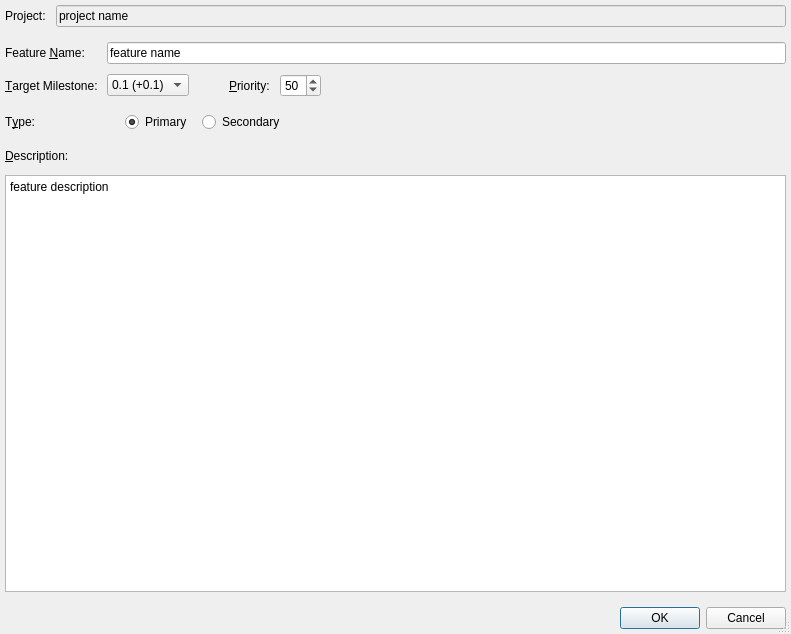
The window that forms/roadmap_add_feature.ui (skriticos/nelia1) describes before a commit, drawn with Qt 5.
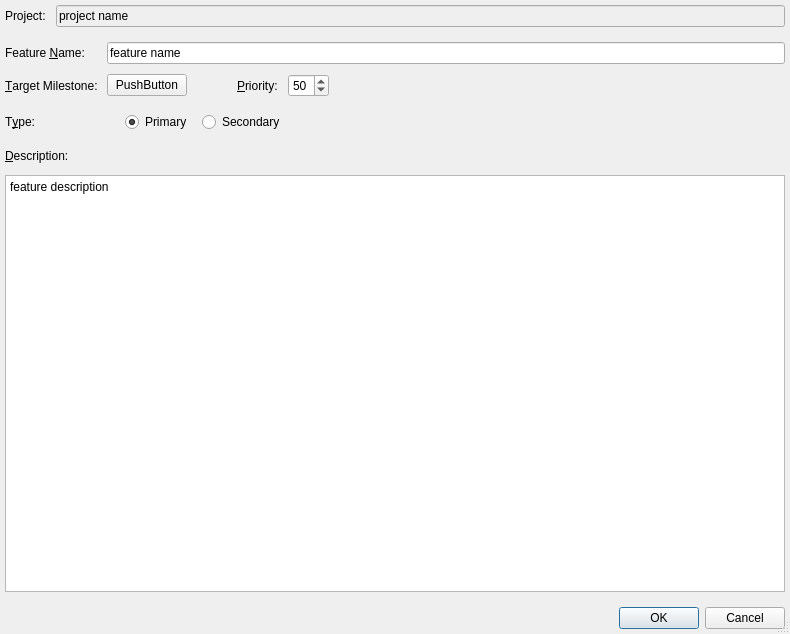
The same window after the commit.

Commit message: added version button to add feature widget

The edit to the form file:
```diff
--- a/forms/roadmap_add_feature.ui
+++ b/forms/roadmap_add_feature.ui
@@ -6,7 +6,7 @@
    <rect>
     <x>0</x>
     <y>0</y>
-    <width>791</width>
+    <width>790</width>
     <height>634</height>
    </rect>
   </property>
@@ -130,26 +130,20 @@
       <property name="spacing">
        <number>10</number>
       </property>
+      <item row="1" column="5">
+       <widget class="QSpinBox" name="af_spin_priority">
+        <property name="value">
+         <number>50</number>
+        </property>
+       </widget>
+      </item>
       <item row="1" column="0">
        <widget class="QLabel" name="label_3">
         <property name="text">
          <string>&amp;Target Milestone:</string>
         </property>
         <property name="buddy">
-         <cstring>af_combo_target</cstring>
-        </property>
-       </widget>
-      </item>
-      <item row="0" column="2" colspan="8">
-       <widget class="QLineEdit" name="af_line_name">
-        <property name="minimumSize">
-         <size>
-          <width>400</width>
-          <height>0</height>
-         </size>
-        </property>
-        <property name="text">
-         <string>feature name</string>
+         <cstring>push_target_milestone</cstring>
         </property>
        </widget>
       </item>
@@ -163,22 +157,7 @@
         </property>
        </widget>
       </item>
-      <item row="1" column="2" colspan="2">
-       <widget class="QComboBox" name="af_combo_target">
-        <property name="minimumSize">
-         <size>
-          <width>0</width>
-          <height>0</height>
-         </size>
-        </property>
-        <item>
-         <property name="text">
-          <string>0.1 (+0.1)</string>
-         </property>
-        </item>
-       </widget>
-      </item>
-      <item row="1" column="9">
+      <item row="1" column="8">
        <spacer name="horizontalSpacer_3">
         <property name="orientation">
          <enum>Qt::Horizontal</enum>
@@ -191,7 +170,7 @@
         </property>
        </spacer>
       </item>
-      <item row="1" column="5">
+      <item row="1" column="4">
        <widget class="QLabel" name="label_4">
         <property name="text">
          <string>&amp;Priority:</string>
@@ -201,14 +180,7 @@
         </property>
        </widget>
       </item>
-      <item row="1" column="6">
-       <widget class="QSpinBox" name="af_spin_priority">
-        <property name="value">
-         <number>50</number>
-        </property>
-       </widget>
-      </item>
-      <item row="1" column="4">
+      <item row="1" column="3">
        <spacer name="horizontalSpacer">
         <property name="orientation">
          <enum>Qt::Horizontal</enum>
@@ -224,6 +196,26 @@
         </property>
        </spacer>
       </item>
+      <item row="1" column="1">
+       <widget class="QPushButton" name="push_target_milestone">
+        <property name="text">
+         <string>PushButton</string>
+        </property>
+       </widget>
+      </item>
+      <item row="0" column="1" colspan="8">
+       <widget class="QLineEdit" name="af_line_name">
+        <property name="minimumSize">
+         <size>
+          <width>400</width>
+          <height>0</height>
+         </size>
+        </property>
+        <property name="text">
+         <string>feature name</string>
+        </property>
+       </widget>
+      </item>
      </layout>
     </widget>
    </item>
```
Left out of the diff: 11 changed lines with no effect on the pictures. The commit also changes 2 other files.
